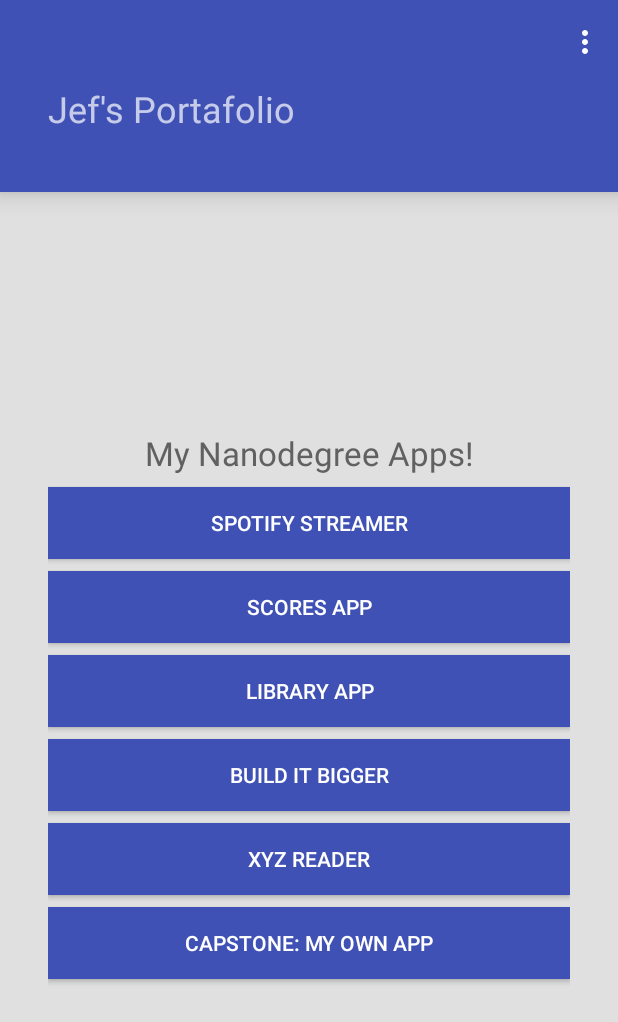
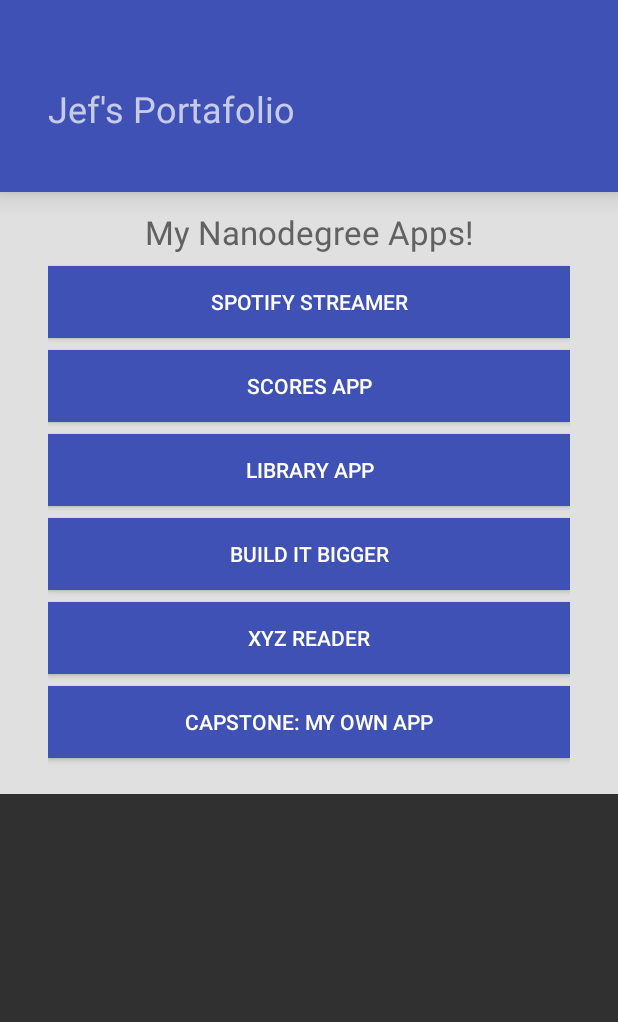
Before and after one commit to jefoutta/jefsportafolio, an Android app: the screen it shows after launch (HomeActivity), after a tap on "SCORES APP", on a phone screen of 412 x 824 dp. Shown: the top 1022 px of the screen. Run offline under Robolectric (Android 15) with nearby library versions, the phone set to English and light mode, and no system bars; 1 statement that could not run was skipped.

Commit message:
Review fixes and recomendations

```diff
--- a/app/src/main/java/gt/tx/jefsportafolio/HomeActivity.java
+++ b/app/src/main/java/gt/tx/jefsportafolio/HomeActivity.java
@@ -1,17 +1,18 @@
 package gt.tx.jefsportafolio;
 
+import android.content.res.Resources;
 import android.os.Bundle;
 import android.support.v7.app.AppCompatActivity;
 import android.support.v7.widget.Toolbar;
 import android.view.Menu;
-import android.view.MenuItem;
 import android.view.View;
 import android.widget.Button;
 import android.widget.Toast;
 
 public class HomeActivity extends AppCompatActivity {
 
-    public Toolbar mActionBarToolbar;
+    protected Toolbar mActionBarToolbar;
+    protected Toast mToast;
 
     @Override
     protected void onCreate(Bundle savedInstanceState) {
@@ -20,17 +21,16 @@ public class HomeActivity extends AppCompatActivity {
         mActionBarToolbar = (Toolbar) findViewById(R.id.toolbar);
         if (mActionBarToolbar != null) {
             setSupportActionBar(mActionBarToolbar);
-//            getSupportActionBar().setHomeButtonEnabled(true);
-//            getSupportActionBar().setHomeButtonEnabled(false);
-//            getSupportActionBar().setDisplayHomeAsUpEnabled(true);
-        }else{
         }
+
+        final Resources resources = getResources();
+        mToast = Toast.makeText(getApplicationContext(), null, Toast.LENGTH_SHORT);
 
         Button firstAppBtn = (Button) findViewById(R.id.firstAppBtn);
         firstAppBtn.setOnClickListener(new View.OnClickListener() {
             @Override
             public void onClick(View view) {
-                printMessage("Launch SPOTIFY STREAMER APP");
+                printMessage(resources.getString(R.string.launch, resources.getString(R.string.first_app_name)));
             }
         });
 
@@ -38,7 +38,7 @@ public class HomeActivity extends AppCompatActivity {
         secondAppBtn.setOnClickListener(new View.OnClickListener() {
             @Override
             public void onClick(View view) {
-                printMessage("Launch SCORES APP");
+                printMessage(resources.getString(R.string.launch, resources.getString(R.string.second_app_name)));
             }
         });
 
@@ -46,7 +46,7 @@ public class HomeActivity extends AppCompatActivity {
         thirdAppBtn.setOnClickListener(new View.OnClickListener() {
             @Override
             public void onClick(View view) {
-                printMessage("Launch LIBRARY APP");
+                printMessage(resources.getString(R.string.launch, resources.getString(R.string.third_app_name)));
             }
         });
 
@@ -54,7 +54,7 @@ public class HomeActivity extends AppCompatActivity {
         fourthAppBtn.setOnClickListener(new View.OnClickListener() {
             @Override
             public void onClick(View view) {
-                printMessage("Launch BUILD IT BETTER APP");
+                printMessage(resources.getString(R.string.launch, resources.getString(R.string.fourth_app_name)));
             }
         });
 
@@ -62,7 +62,7 @@ public class HomeActivity extends AppCompatActivity {
         fifthAppBtn.setOnClickListener(new View.OnClickListener() {
             @Override
             public void onClick(View view) {
-                printMessage("Launch XYZ READER APP");
+                printMessage(resources.getString(R.string.launch, resources.getString(R.string.fifth_app_name)));
             }
         });
 
@@ -70,34 +70,23 @@ public class HomeActivity extends AppCompatActivity {
         sixthAppBtn.setOnClickListener(new View.OnClickListener() {
             @Override
             public void onClick(View view) {
-                printMessage("Launch CAPSTONE: MY OWN APP");
+                printMessage(resources.getString(R.string.launch, resources.getString(R.string.sixth_app_name)));
             }
         });
     }
 
     protected void printMessage(String s){
-        Toast.makeText(getBaseContext(), s, Toast.LENGTH_SHORT).show();
+        mToast.cancel();
+//        mToast.setText("Veamos");
+//        mToast.setDuration(Toast.LENGTH_SHORT);
+        mToast = Toast.makeText(getApplicationContext(), s, Toast.LENGTH_SHORT);
+        mToast.show();
     }
 
     @Override
     public boolean onCreateOptionsMenu(Menu menu) {
         // Inflate the menu; this adds items to the action bar if it is present.
-        getMenuInflater().inflate(R.menu.menu_home, menu);
-        return true;
-    }
-
-    @Override
-    public boolean onOptionsItemSelected(MenuItem item) {
-        // Handle action bar item clicks here. The action bar will
-        // automatically handle clicks on the Home/Up button, so long
-        // as you specify a parent activity in AndroidManifest.xml.
-        int id = item.getItemId();
-
-        //noinspection SimplifiableIfStatement
-        if (id == R.id.action_settings) {
-            return true;
-        }
-
-        return super.onOptionsItemSelected(item);
+//        getMenuInflater().inflate(R.menu.menu_home, menu);
+        return false;
     }
 }
--- a/app/src/main/res/layout/activity_home.xml
+++ b/app/src/main/res/layout/activity_home.xml
@@ -3,7 +3,9 @@
     tools:context=".HomeActivity"
     android:layout_width="match_parent"
     android:layout_height="match_parent">
-
+    <ScrollView
+        android:layout_width="match_parent"
+        android:layout_height="match_parent">
         <LinearLayout
             android:layout_width="match_parent"
             android:layout_height="match_parent"
@@ -97,6 +99,7 @@
                 android:paddingTop="8dp" />
 
         </LinearLayout>
+    </ScrollView>
 
     <include
         layout="@layout/toolbar"
--- a/app/src/main/res/menu/menu_home.xml
+++ /dev/null
@@ -1,6 +0,0 @@
-<menu xmlns:android="http://schemas.android.com/apk/res/android"
-    xmlns:app="http://schemas.android.com/apk/res-auto"
-    xmlns:tools="http://schemas.android.com/tools" tools:context=".HomeActivity">
-    <item android:id="@+id/action_settings" android:title="@string/action_settings"
-        android:orderInCategory="100" app:showAsAction="never" />
-</menu>
--- a/app/src/main/res/values/strings.xml
+++ b/app/src/main/res/values/strings.xml
@@ -12,4 +12,6 @@
     <string name="fifth_app_name">XYZ READER</string>
     <string name="sixth_app_name">CAPSTONE: MY OWN APP</string>
 
+    <string name="launch">Launch: %1$s</string>
+
 </resources>
```
Lines whose indentation alone changed are shown as unchanged.
